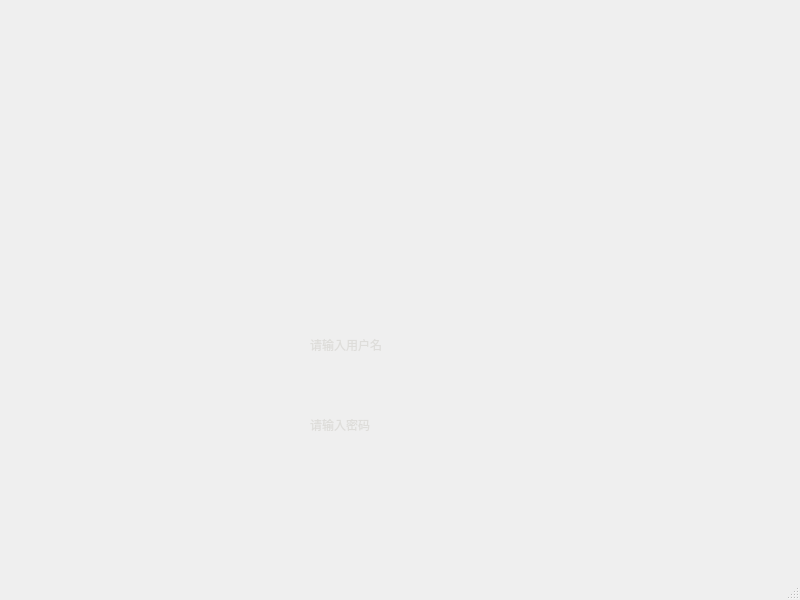
First picture: the form in mainwindow.ui, repository Necrow-lib/MySchedule, before the edit.
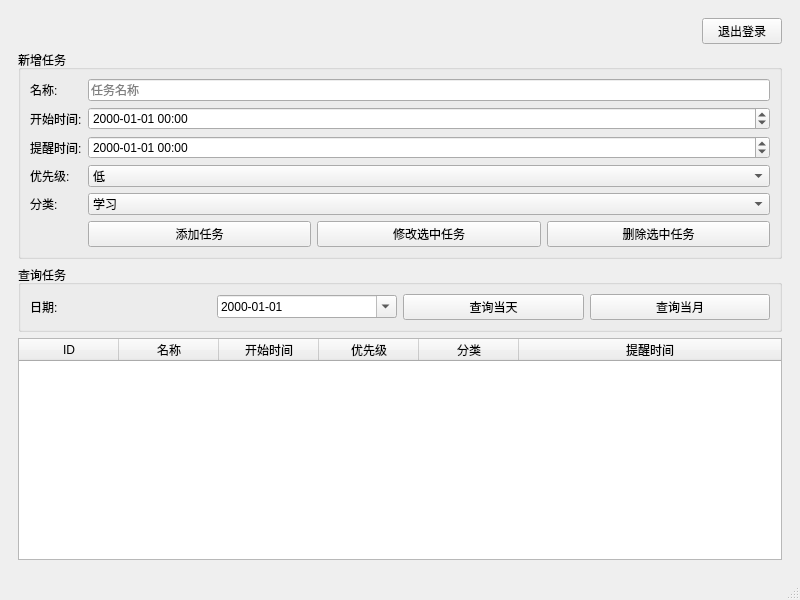
Second picture: the form after the edit. The open tabs and pages were chosen to show the change.

Commit message: 调整 ui

What changed in the file:
```diff
--- a/mainwindow.ui
+++ b/mainwindow.ui
@@ -14,32 +14,386 @@
    <string>MainWindow</string>
   </property>
   <widget class="QWidget" name="centralwidget">
-   <widget class="QLabel" name="NameLabel">
-    <property name="geometry">
-     <rect>
-      <x>310</x>
-      <y>330</y>
-      <width>151</width>
-      <height>31</height>
-     </rect>
-    </property>
-    <property name="text">
-     <string>&lt;html&gt;&lt;head/&gt;&lt;body&gt;&lt;p&gt;&lt;span style=&quot; color:#deddda;&quot;&gt;请输入用户名&lt;/span&gt;&lt;/p&gt;&lt;/body&gt;&lt;/html&gt;</string>
-    </property>
-   </widget>
-   <widget class="QLabel" name="PasswordLabel">
-    <property name="geometry">
-     <rect>
-      <x>310</x>
-      <y>410</y>
-      <width>151</width>
-      <height>31</height>
-     </rect>
-    </property>
-    <property name="text">
-     <string>&lt;html&gt;&lt;head/&gt;&lt;body&gt;&lt;p&gt;&lt;span style=&quot; color:#deddda;&quot;&gt;请输入密码&lt;/span&gt;&lt;/p&gt;&lt;/body&gt;&lt;/html&gt;</string>
-    </property>
-   </widget>
+   <layout class="QVBoxLayout" name="verticalLayout">
+    <item>
+     <widget class="QStackedWidget" name="m_stackedWidget">
+      <!-- ========== 登录页 (index 0) ========== -->
+      <widget class="QWidget" name="m_loginPage">
+       <layout class="QVBoxLayout" name="loginLayout">
+        <item>
+         <spacer name="loginSpacerTop">
+          <property name="orientation">
+           <enum>Qt::Vertical</enum>
+          </property>
+          <property name="sizeHint" stdset="0">
+           <size>
+            <width>20</width>
+            <height>150</height>
+           </size>
+          </property>
+         </spacer>
+        </item>
+        <item>
+         <layout class="QFormLayout" name="loginFormLayout">
+          <item row="0" column="0">
+           <widget class="QLabel" name="label_username">
+            <property name="text">
+             <string>用户名:</string>
+            </property>
+           </widget>
+          </item>
+          <item row="0" column="1">
+           <widget class="QLineEdit" name="m_usernameEdit">
+            <property name="placeholderText">
+             <string>请输入用户名</string>
+            </property>
+           </widget>
+          </item>
+          <item row="1" column="0">
+           <widget class="QLabel" name="label_password">
+            <property name="text">
+             <string>密码:</string>
+            </property>
+           </widget>
+          </item>
+          <item row="1" column="1">
+           <widget class="QLineEdit" name="m_passwordEdit">
+            <property name="echoMode">
+             <enum>QLineEdit::Password</enum>
+            </property>
+            <property name="placeholderText">
+             <string>请输入密码</string>
+            </property>
+           </widget>
+          </item>
+         </layout>
+        </item>
+        <item>
+         <layout class="QHBoxLayout" name="loginBtnLayout">
+          <item>
+           <spacer name="loginBtnLeftSpacer">
+            <property name="orientation">
+             <enum>Qt::Horizontal</enum>
+            </property>
+            <property name="sizeHint" stdset="0">
+             <size>
+              <width>250</width>
+              <height>20</height>
+             </size>
+            </property>
+           </spacer>
+          </item>
+          <item>
+           <widget class="QPushButton" name="m_loginBtn">
+            <property name="text">
+             <string>登录</string>
+            </property>
+           </widget>
+          </item>
+          <item>
+           <widget class="QPushButton" name="m_registerBtn">
+            <property name="text">
+             <string>注册</string>
+            </property>
+           </widget>
+          </item>
+          <item>
+           <spacer name="loginBtnRightSpacer">
+            <property name="orientation">
+             <enum>Qt::Horizontal</enum>
+            </property>
+            <property name="sizeHint" stdset="0">
+             <size>
+              <width>250</width>
+              <height>20</height>
+             </size>
+            </property>
+           </spacer>
+          </item>
+         </layout>
+        </item>
+        <item>
+         <widget class="QLabel" name="m_loginStatus">
+          <property name="alignment">
+           <set>Qt::AlignCenter</set>
+          </property>
+          <property name="styleSheet">
+           <string notr="true">color: red;</string>
+          </property>
+          <property name="text">
+           <string/>
+          </property>
+         </widget>
+        </item>
+        <item>
+         <spacer name="loginSpacerBottom">
+          <property name="orientation">
+           <enum>Qt::Vertical</enum>
+          </property>
+          <property name="sizeHint" stdset="0">
+           <size>
+            <width>20</width>
+            <height>150</height>
+           </size>
+          </property>
+         </spacer>
+        </item>
+       </layout>
+      </widget>
+
+      <!-- ========== 主页 (index 1) ========== -->
+      <widget class="QWidget" name="m_mainPage">
+       <layout class="QVBoxLayout" name="mainLayout">
+        <item>
+         <layout class="QHBoxLayout" name="topLayout">
+          <item>
+           <widget class="QLabel" name="m_userLabel">
+            <property name="text">
+             <string/>
+            </property>
+           </widget>
+          </item>
+          <item>
+           <spacer name="topSpacer">
+            <property name="orientation">
+             <enum>Qt::Horizontal</enum>
+            </property>
+            <property name="sizeHint" stdset="0">
+             <size>
+              <width>40</width>
+              <height>20</height>
+             </size>
+            </property>
+           </spacer>
+          </item>
+          <item>
+           <widget class="QPushButton" name="m_logoutBtn">
+            <property name="text">
+             <string>退出登录</string>
+            </property>
+           </widget>
+          </item>
+         </layout>
+        </item>
+        <item>
+         <widget class="QGroupBox" name="addGroupBox">
+          <property name="title">
+           <string>新增任务</string>
+          </property>
+          <layout class="QFormLayout" name="addFormLayout">
+           <item row="0" column="0">
+            <widget class="QLabel" name="label_name">
+             <property name="text">
+              <string>名称:</string>
+             </property>
+            </widget>
+           </item>
+           <item row="0" column="1">
+            <widget class="QLineEdit" name="m_taskNameEdit">
+             <property name="placeholderText">
+              <string>任务名称</string>
+             </property>
+            </widget>
+           </item>
+           <item row="1" column="0">
+            <widget class="QLabel" name="label_start">
+             <property name="text">
+              <string>开始时间:</string>
+             </property>
+            </widget>
+           </item>
+           <item row="1" column="1">
+            <widget class="QDateTimeEdit" name="m_startTimeEdit">
+             <property name="displayFormat">
+              <string>yyyy-MM-dd HH:mm</string>
+             </property>
+            </widget>
+           </item>
+           <item row="2" column="0">
+            <widget class="QLabel" name="label_remind">
+             <property name="text">
+              <string>提醒时间:</string>
+             </property>
+            </widget>
+           </item>
+           <item row="2" column="1">
+            <widget class="QDateTimeEdit" name="m_remindTimeEdit">
+             <property name="displayFormat">
+              <string>yyyy-MM-dd HH:mm</string>
+             </property>
+            </widget>
+           </item>
+           <item row="3" column="0">
+            <widget class="QLabel" name="label_priority">
+             <property name="text">
+              <string>优先级:</string>
+             </property>
+            </widget>
+           </item>
+           <item row="3" column="1">
+            <widget class="QComboBox" name="m_priorityCombo">
+             <item>
+              <property name="text">
+               <string>低</string>
+              </property>
+             </item>
+             <item>
+              <property name="text">
+               <string>中</string>
+              </property>
+             </item>
+             <item>
+              <property name="text">
+               <string>高</string>
+              </property>
+             </item>
+            </widget>
+           </item>
+           <item row="4" column="0">
+            <widget class="QLabel" name="label_category">
+             <property name="text">
+              <string>分类:</string>
+             </property>
+            </widget>
+           </item>
+           <item row="4" column="1">
+            <widget class="QComboBox" name="m_categoryCombo">
+             <item>
+              <property name="text">
+               <string>学习</string>
+              </property>
+             </item>
+             <item>
+              <property name="text">
+               <string>娱乐</string>
+              </property>
+             </item>
+             <item>
+              <property name="text">
+               <string>生活</string>
+              </property>
+             </item>
+            </widget>
+           </item>
+           <item row="5" column="1">
+            <layout class="QHBoxLayout" name="taskBtnLayout">
+             <item>
+              <widget class="QPushButton" name="m_addBtn">
+               <property name="text">
+                <string>添加任务</string>
+               </property>
+              </widget>
+             </item>
+             <item>
+              <widget class="QPushButton" name="m_modifyBtn">
+               <property name="text">
+                <string>修改选中任务</string>
+               </property>
+              </widget>
+             </item>
+             <item>
+              <widget class="QPushButton" name="m_deleteBtn">
+               <property name="text">
+                <string>删除选中任务</string>
+               </property>
+              </widget>
+             </item>
+            </layout>
+           </item>
+          </layout>
+         </widget>
+        </item>
+        <item>
+         <widget class="QGroupBox" name="queryGroupBox">
+          <property name="title">
+           <string>查询任务</string>
+          </property>
+          <layout class="QHBoxLayout" name="queryLayout">
+           <item>
+            <widget class="QLabel" name="label_date">
+             <property name="text">
+              <string>日期:</string>
+             </property>
+            </widget>
+           </item>
+           <item>
+            <widget class="QDateEdit" name="m_dateEdit">
+             <property name="calendarPopup">
+              <bool>true</bool>
+             </property>
+             <property name="displayFormat">
+              <string>yyyy-MM-dd</string>
+             </property>
+            </widget>
+           </item>
+           <item>
+            <widget class="QPushButton" name="m_queryDayBtn">
+             <property name="text">
+              <string>查询当天</string>
+             </property>
+            </widget>
+           </item>
+           <item>
+            <widget class="QPushButton" name="m_queryMonthBtn">
+             <property name="text">
+              <string>查询当月</string>
+             </property>
+            </widget>
+           </item>
+          </layout>
+         </widget>
+        </item>
+        <item>
+         <widget class="QTableWidget" name="m_taskTable">
+          <property name="columnCount">
+           <number>6</number>
+          </property>
+          <attribute name="horizontalHeaderStretchLastSection">
+           <bool>true</bool>
+          </attribute>
+          <attribute name="selectionBehavior">
+           <enum>QAbstractItemView::SelectRows</enum>
+          </attribute>
+          <attribute name="editTriggers">
+           <enum>QAbstractItemView::NoEditTriggers</enum>
+          </attribute>
+          <column>
+           <property name="text">
+            <string>ID</string>
+           </property>
+          </column>
+          <column>
+           <property name="text">
+            <string>名称</string>
+           </property>
+          </column>
+          <column>
+           <property name="text">
+            <string>开始时间</string>
+           </property>
+          </column>
+          <column>
+           <property name="text">
+            <string>优先级</string>
+           </property>
+          </column>
+          <column>
+           <property name="text">
+            <string>分类</string>
+           </property>
+          </column>
+          <column>
+           <property name="text">
+            <string>提醒时间</string>
+           </property>
+          </column>
+         </widget>
+        </item>
+       </layout>
+      </widget>
+     </widget>
+    </item>
+   </layout>
   </widget>
   <widget class="QMenuBar" name="menubar">
    <property name="geometry">
```
Left out of the diff: 2 changed lines with no effect on the pictures. The commit also changes 7 other files.
